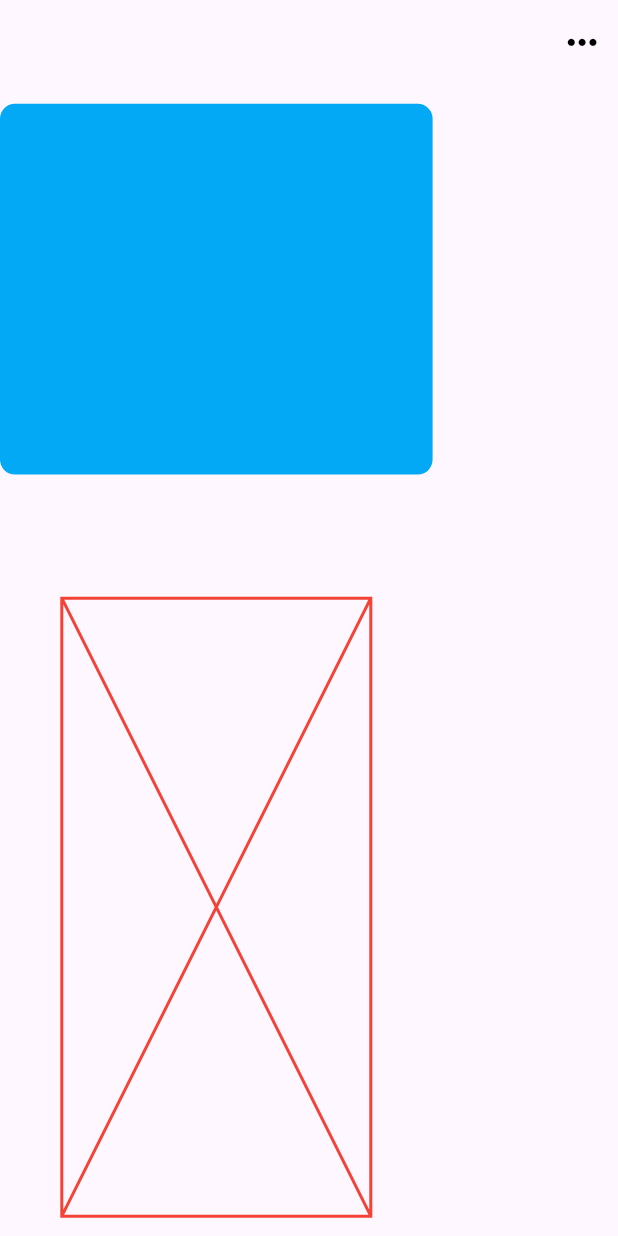
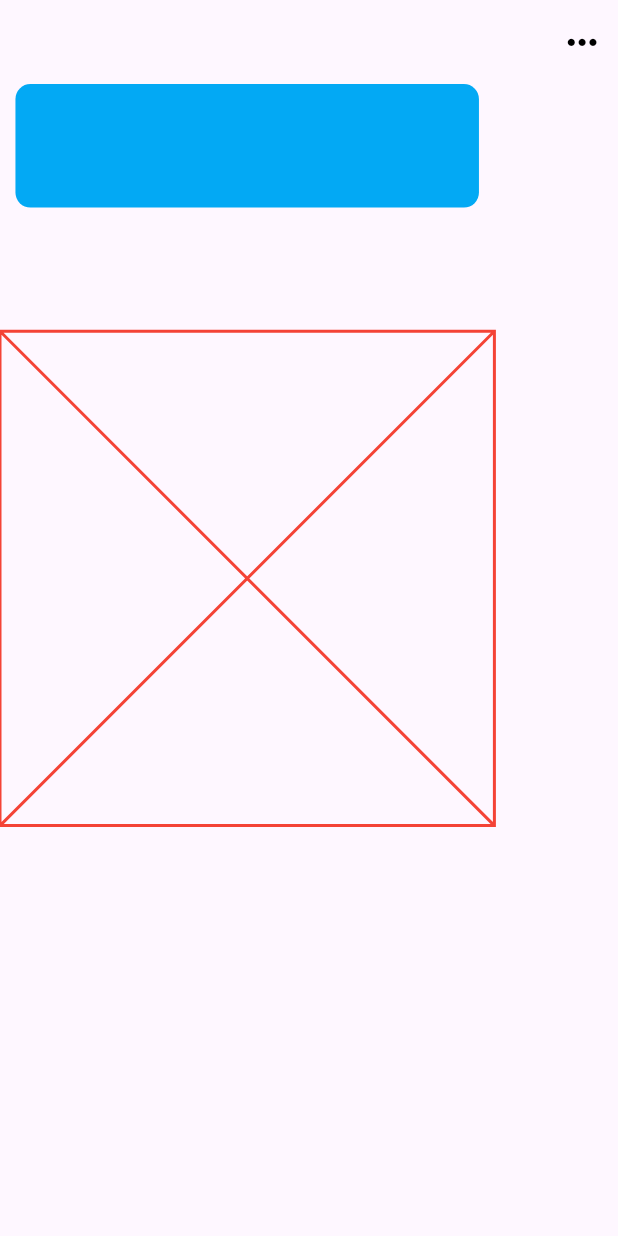
Before and after one commit to Unique-chiemerie/mnemosyne, a Flutter app: the Mainscreen screen opened directly, on a phone screen of 412 x 824 dp. Run offline on Flutter 3.47's test engine with Material 3 defaults, Android fonts, the light colour scheme and no system bars.

Commit message:
building place holders for the homescreen

```diff
--- a/lib/Screens/mainscreen.dart
+++ b/lib/Screens/mainscreen.dart
@@ -33,12 +33,11 @@
         ],
       ),
       body: Column(
-        mainAxisAlignment: MainAxisAlignment.center,
         children: [
           //the placeholder for the quotes card
           Container(
-            height: screenHeight * 0.3,
-            width: screenWidth * 0.7,
+            height: screenHeight * 0.1,
+            width: screenWidth * 0.75,
             decoration: BoxDecoration(
               borderRadius: BorderRadius.circular(10),
               color: Colors.lightBlue,
@@ -49,8 +48,8 @@
           ),
           //the place holder for the random animated character
           SizedBox(
-            height: screenHeight * 0.5,
-            width: screenWidth * 0.5,
+            height: screenHeight * 0.4,
+            width: screenWidth * 0.8,
             child: const Placeholder(
               color: Colors.red,
             ),
```
